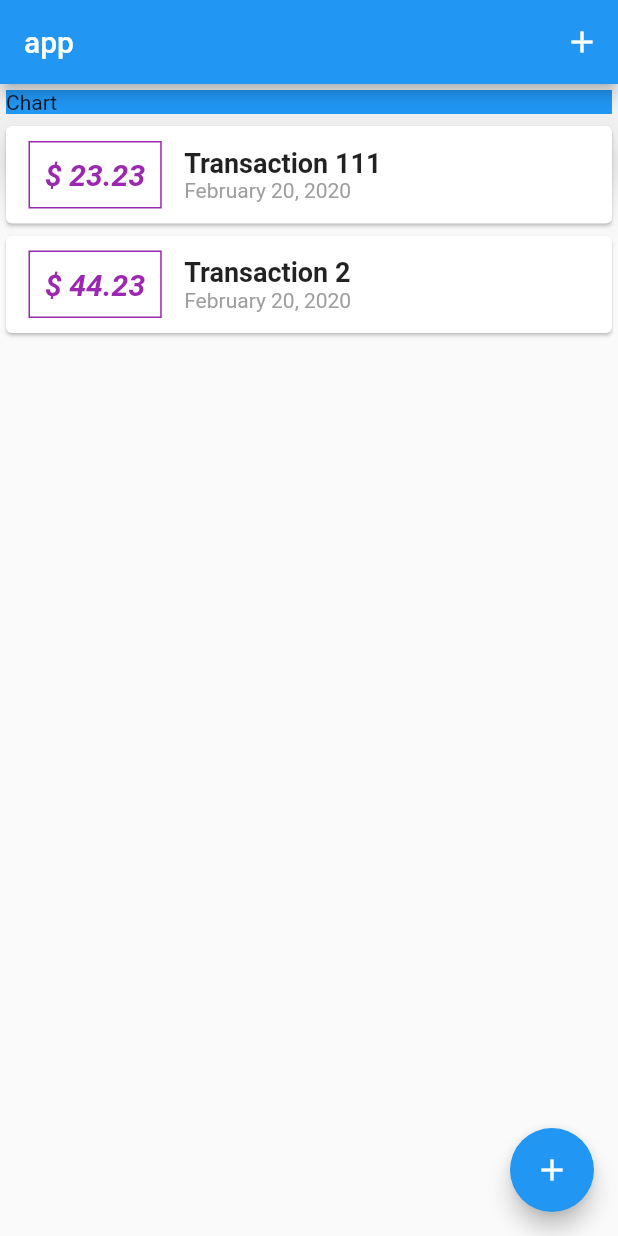
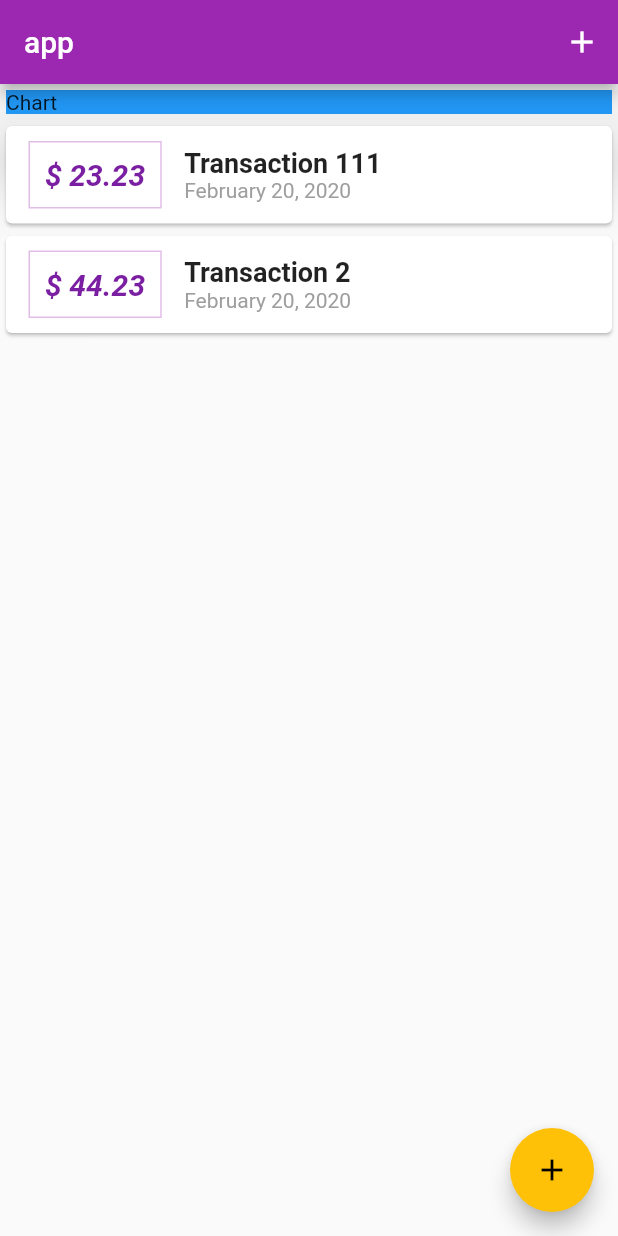
Before and after one commit to amovsisyan/flutter-expense-app, a Flutter app: the screen it shows after launch, on a phone screen of 412 x 824 dp. Run offline on Flutter 3.47's test engine with Material 2 defaults, Android fonts, the phone set to English and light mode, and no system bars.

Commit message:
theme styling

```diff
--- a/lib/main.dart
+++ b/lib/main.dart
@@ -9,6 +9,11 @@ class MyApp extends StatelessWidget {
   @override
   Widget build(BuildContext context) {
     return MaterialApp(
+      title: 'Personal app',
+      theme: ThemeData(
+        primarySwatch: Colors.purple,
+        accentColor: Colors.amber
+      ),
       home: MyHomePage(),
     );
   }
--- a/lib/widgets/transaction_list.dart
+++ b/lib/widgets/transaction_list.dart
@@ -23,12 +23,12 @@ class TransactionList extends StatelessWidget {
                             fontWeight: FontWeight.bold,
                             fontStyle: FontStyle.italic,
                             fontSize: 20,
-                            color: Colors.purple),
+                            color: Theme.of(context).primaryColorDark),
                       ),
                       margin: EdgeInsets.symmetric(
                           vertical: 10, horizontal: 15),
                       decoration: BoxDecoration(
-                          border: Border.all(color: Colors.purple, width: 1)),
+                          border: Border.all(color: Theme.of(context).primaryColorLight, width: 1)),
                       padding: EdgeInsets.all(10),
                     ),
                     Column(
```
